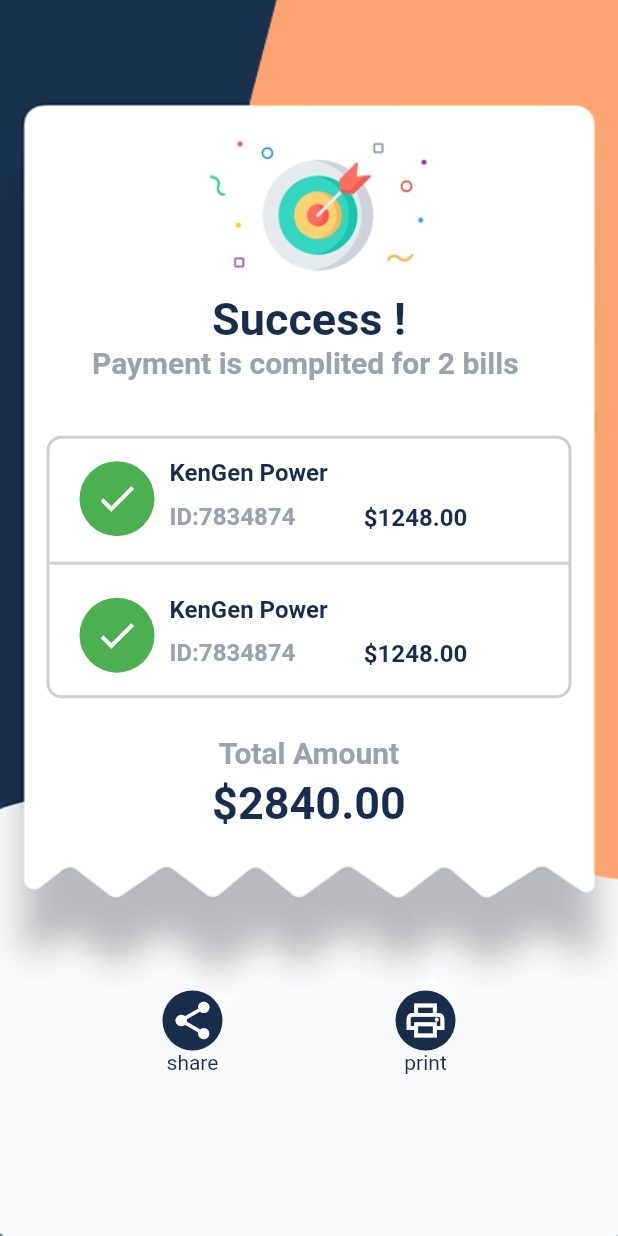
After one commit to alibiz4002/tolem-app-, a Flutter app: the screen it shows after launch, on a phone screen of 412 x 824 dp. The commit adds this screen. Run offline on Flutter 3.47's test engine with Material 2 defaults, Android fonts, the phone set to English and light mode, and no system bars.

Commit message:
payment page under dev

```diff
--- a/lib/compenents/colors.dart
+++ b/lib/compenents/colors.dart
@@ -1,6 +1,6 @@
 import 'dart:ui';
 
-class Appcolors {
+class AppColors {
   static   Color backGroundColor = const Color(0xFFecf1f4);
   static  Color mainColor = const Color(0xFF192c49);
   static  Color green = const Color(0xFF73be93);
--- a/lib/main.dart
+++ b/lib/main.dart
@@ -1,5 +1,7 @@
 import 'package:flutter/material.dart';
 import 'package:payment_app/pages/my_home_view.dart';
+
+import 'pages/paymet_page.dart';
 
 void main() {
   runApp(const MyApp());
@@ -10,13 +12,12 @@ class MyApp extends StatelessWidget {
 
   @override
   Widget build(BuildContext context) {
-
     return MaterialApp(
       title: 'Flutter Demo',
       theme: ThemeData(
         primarySwatch: Colors.blue,
       ),
-      home: const MyHomeView(),
+      home: PaymentPage(),
     );
   }
 }
--- /dev/null
+++ b/lib/pages/paymet_page.dart
@@ -0,0 +1,178 @@
+import 'package:flutter/material.dart';
+import 'package:payment_app/compenents/colors.dart';
+import 'package:payment_app/widgets/buttons.dart';
+
+class PaymentPage extends StatelessWidget {
+  PaymentPage({super.key});
+
+  @override
+  Widget build(BuildContext context) {
+    double h = MediaQuery.of(context).size.height;
+    double w = MediaQuery.of(context).size.width;
+    return Scaffold(
+      body: Container(
+          padding: const EdgeInsets.only(top: 80, left: 20, right: 20),
+          height: h,
+          width: w,
+          decoration: const BoxDecoration(
+            image: DecorationImage(
+                fit: BoxFit.fill,
+                image: AssetImage('assets/images/paymentbackground.png')),
+          ),
+          child: Column(
+            children: [
+              Container(
+                width: double.maxFinite,
+                height: h * 0.14,
+                decoration: const BoxDecoration(
+                  image: DecorationImage(
+                      fit: BoxFit.fitWidth,
+                      image: AssetImage('assets/images/success.png')),
+                ),
+              ),
+              Text(
+                'Success !',
+                style: TextStyle(
+                    fontSize: 30,
+                    fontWeight: FontWeight.bold,
+                    color: AppColors.mainColor),
+              ),
+              Text(
+                'Payment is complited for 2 bills ',
+                style: TextStyle(
+                    fontSize: 20,
+                    fontWeight: FontWeight.w600,
+                    color: AppColors.idColor),
+              ),
+              SizedBox(height: h * 0.045),
+              Container(
+                height: 175,
+                width: 350,
+                decoration: BoxDecoration(
+                    borderRadius: BorderRadius.circular(10),
+                    border: Border.all(
+                        width: 2, color: Colors.grey.withOpacity(0.5))),
+                child: MediaQuery.removePadding(
+                  context: context,
+                  removeTop: true,
+                  child: ListView.builder(
+                    itemCount: 3,
+                    itemBuilder: (context, index) {
+                      return Container(
+                        child: Column(
+                          children: [
+                            Row(
+                              children: [
+                                Container(
+                                  margin: const EdgeInsets.only(
+                                      top: 15, left: 20, bottom: 10),
+                                  width: 50,
+                                  height: 50,
+                                  decoration: BoxDecoration(
+                                      borderRadius: BorderRadius.circular(25),
+                                      color: Colors.green),
+                                  child: const Icon(Icons.done,
+                                      size: 30, color: Colors.white),
+                                ),
+                                const SizedBox(width: 10),
+                                Column(
+                                  crossAxisAlignment: CrossAxisAlignment.start,
+                                  children: [
+                                    Text(
+                                      'KenGen Power ',
+                                      style: TextStyle(
+                                          fontSize: 16,
+                                          fontWeight: FontWeight.bold,
+                                          color: AppColors.mainColor),
+                                    ),
+                                    const SizedBox(height: 10),
+                                    Text(
+                                      'ID:7834874',
+                                      style: TextStyle(
+                                          fontSize: 16,
+                                          fontWeight: FontWeight.bold,
+                                          color: AppColors.idColor),
+                                    ),
+                                  ],
+                                ),
+                                const SizedBox(width: 20),
+                                Column(
+                                  children: [
+                                    const SizedBox(height: 30),
+                                    Text(
+                                      '\$1248.00 ',
+                                      style: TextStyle(
+                                          fontSize: 16,
+                                          fontWeight: FontWeight.w700,
+                                          color: AppColors.mainColor),
+                                    ),
+                                  ],
+                                ),
+                              ],
+                            ),
+                            Divider(
+                              thickness: 2,
+                              color: Colors.grey.withOpacity(0.5),
+                            )
+                          ],
+                        ),
+                      );
+                    },
+                  ),
+                ),
+              ),
+              SizedBox(height: h * 0.03),
+              Column(
+                children: [
+                  Text(
+                    'Total Amount',
+                    style: TextStyle(
+                        fontSize: 20,
+                        fontWeight: FontWeight.w600,
+                        color: AppColors.idColor),
+                  ),
+                  SizedBox(height: 5),
+                  Text(
+                    '\$2840.00',
+                    style: TextStyle(
+                        fontSize: 30,
+                        fontWeight: FontWeight.w600,
+                        color: AppColors.mainColor),
+                  ),
+                ],
+              ),
+              SizedBox(height: h * 0.13),
+              Row(
+                mainAxisAlignment: MainAxisAlignment.center,
+                children: [
+                  Appbuttons(
+                    icon: Icons.share_sharp,
+                    onTap: () {},
+                    text: 'share',
+                    textColor: AppColors.mainColor,
+                    backgroundColor: AppColors.mainColor,
+                  ),
+                  SizedBox(width: h * 0.14),
+                  Appbuttons(
+                      icon: Icons.print_outlined,
+                      onTap: () {},
+                      text: 'print',
+                      textColor: AppColors.mainColor,
+                      backgroundColor: AppColors.mainColor),
+                ],
+              )
+            ],
+          )),
+    );
+  }
+}
+  // FlutterLogo(
+  //                               size: 100,
+  //                             )
+
+      // SizedBox(
+      //                   width: 50,
+      //                   height: 50,
+      //                   child: DecoratedBox(
+      //                       decoration: BoxDecoration(color: Colors.red)),
+      //                 ),
--- /dev/null
+++ b/lib/widgets/buttons.dart
@@ -0,0 +1,47 @@
+import 'package:flutter/material.dart';
+import 'package:payment_app/compenents/colors.dart';
+
+class Appbuttons extends StatelessWidget {
+  final double? fontsize;
+  final IconData? icon;
+  final Function()? onTap;
+  final Color? backgroundColor;
+  final Color? iconColor;
+  final Color? textColor;
+  final String? text;
+  const Appbuttons(
+      {super.key,
+      this.fontsize = 20,
+      this.icon,
+      this.onTap,
+      this.backgroundColor = Colors.blue,
+      this.iconColor = Colors.white,
+      this.textColor = Colors.blue,
+      this.text});
+
+  @override
+  Widget build(BuildContext context) {
+    return GestureDetector(
+      onTap: onTap,
+      child: Column(
+        children: [
+          Container(
+            width: 40,
+            height: 40,
+            decoration: BoxDecoration(
+              borderRadius: BorderRadius.circular(20),
+              color: backgroundColor,
+            ),
+            child: Icon(icon, size: 30, color: iconColor),
+          ),
+          text != null
+              ? Text(
+                  text!,
+                  style: TextStyle(fontSize: 14, color: textColor),
+                )
+              : Container(),
+        ],
+      ),
+    );
+  }
+}
--- a/lib/widgets/large_button.dart
+++ b/lib/widgets/large_button.dart
@@ -26,7 +26,7 @@ class LargeButtonWigdet extends StatelessWidget {
         decoration: BoxDecoration(
             color: backgroundcolor,
             borderRadius: BorderRadius.circular(10),
-            border: Border.all(width: 2, color: Appcolors.mainColor)),
+            border: Border.all(width: 2, color: AppColors.mainColor)),
         child: Center(
           child: Text(
             text,
```
Also changed, not shown: lib/pages/my_home_view.dart (+136 -44 lines).
